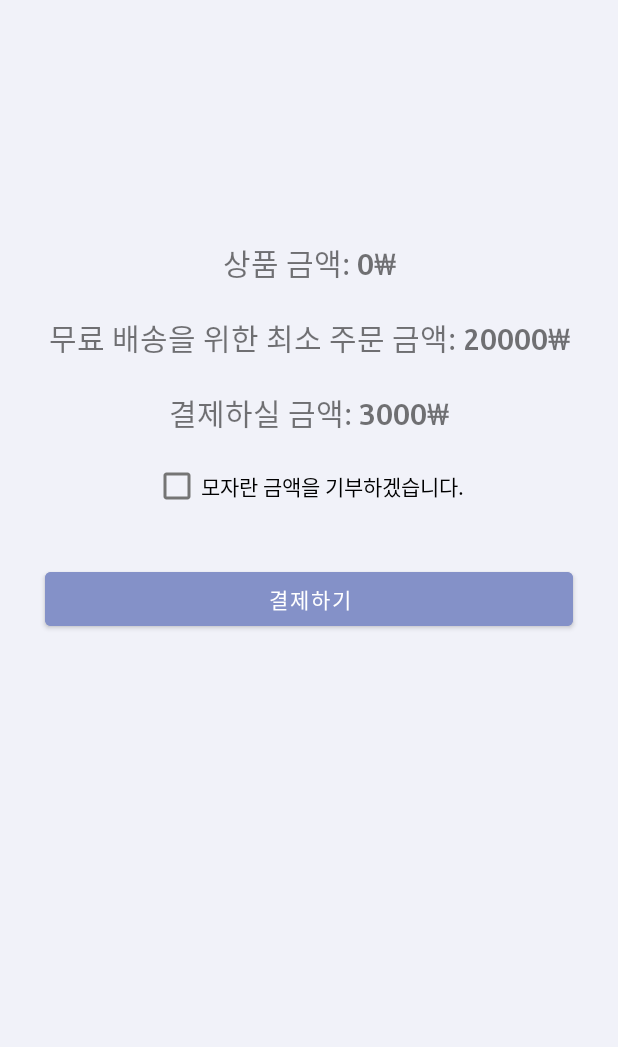
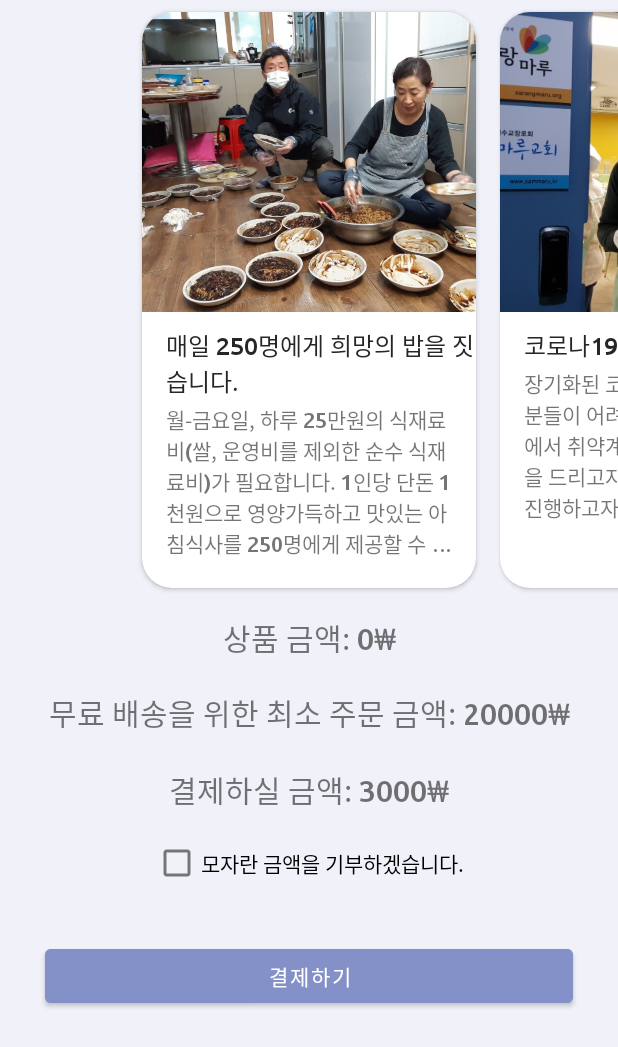
Before and after one commit to GDSC-Duksung/2021-Aggim-Market-Front, an Android app: the CartItemsListActivity screen opened directly, with no data from a screen before it, after a tap on "구매하기", on a phone screen of 412 x 824 dp. Shown: the top 1047 px of the screen. Run offline under Robolectric (Android 15) with nearby library versions, the phone set to English and light mode, and no system bars; our stand-ins replace paging; libraries missing offline, so code that uses them is left out: androidx.paging; network calls fail; 1 statement that could not run was skipped.

Commit message:
git update buy product

```diff
--- a/app/build.gradle
+++ b/app/build.gradle
@@ -82,6 +82,9 @@ dependencies {
     implementation 'com.github.bumptech.glide:glide:4.9.0'
     implementation 'androidx.activity:activity-ktx:1.1.0@aar'
     implementation 'androidx.recyclerview:recyclerview:1.2.0-alpha06@aar'
+    implementation 'com.squareup.picasso:picasso:2.71828'
+    implementation 'com.flaviofaria:kenburnsview:1.0.7'
+    implementation 'com.github.ibrahimsn98:SmoothBottomBar:1.7.3'
     //kapt "android.arch.lifecycle:compiler:1.0.0"
     //kapt 'com.github.bumptech.glide:compiler:4.9.0'
 
--- a/app/src/main/AndroidManifest.xml
+++ b/app/src/main/AndroidManifest.xml
@@ -29,6 +29,7 @@
                 <category android:name="android.intent.category.LAUNCHER" />
             </intent-filter>
         </activity>
+        <activity android:name=".mypage.buy.MainActivity" />
         <activity
             android:name=".signup.SignupActivity"
             android:theme="@style/Theme.AppCompat.Light" />
--- a/app/src/main/java/com/example/aggim/intro/IntroActivity.kt
+++ b/app/src/main/java/com/example/aggim/intro/IntroActivity.kt
@@ -16,6 +16,8 @@ import com.example.aggim.product.ProductMainActivity
 import com.example.aggim.product.detail.ProductDetailActivity
 import com.example.aggim.product.registration.ProductRegistrationActivity
 import com.example.aggim.main.MainPageActivity
+import com.example.aggim.mypage.buy.BuyProductActivity
+import com.example.aggim.mypage.buy.MainActivity
 import com.example.aggim.mypage.order.OrderListActivity
 import com.example.aggim.signin.SigninActivity
 import com.example.aggim.signup.SignupActivity
@@ -34,7 +36,7 @@ class IntroActivity : AppCompatActivity() {
 
         GlobalScope.launch {
             delay(1500)
-            startActivity<ProductMainActivity>() // 화면을 테스트 하려면 여기에 액티비티 이름 입력
+            startActivity<BuyProductActivity>() // 화면을 테스트 하려면 여기에 액티비티 이름 입력
             finish()
         }
     }
--- /dev/null
+++ b/app/src/main/java/com/example/aggim/mypage/buy/Adapter.java
@@ -0,0 +1,74 @@
+package com.example.aggim.mypage.buy;
+
+import android.content.Context;
+import android.content.Intent;
+import android.view.LayoutInflater;
+import android.view.View;
+import android.view.ViewGroup;
+import android.widget.ImageView;
+import android.widget.TextView;
+
+import androidx.annotation.NonNull;
+import androidx.viewpager.widget.PagerAdapter;
+
+import com.example.aggim.R;
+
+import java.util.List;
+
+public class Adapter extends PagerAdapter {
+
+    private List<Model> models;
+    private LayoutInflater layoutInflater;
+    private Context context;
+
+    public Adapter(List<Model> models, Context context) {
+        this.models = models;
+        this.context = context;
+    }
+
+    @Override
+    public int getCount() {
+        return models.size();
+    }
+
+    @Override
+    public boolean isViewFromObject(@NonNull View view, @NonNull Object object) {
+        return view.equals(object);
+    }
+
+    @NonNull
+    @Override
+    public Object instantiateItem(@NonNull ViewGroup container, final int position) {
+        layoutInflater = LayoutInflater.from(context);
+        View view = layoutInflater.inflate(R.layout.swipeview_item, container, false);
+
+        ImageView imageView;
+        TextView title, desc;
+
+        imageView = view.findViewById(R.id.image);
+        title = view.findViewById(R.id.title);
+        desc = view.findViewById(R.id.desc);
+
+        imageView.setImageResource(models.get(position).getImage());
+        title.setText(models.get(position).getTitle());
+        desc.setText(models.get(position).getDesc());
+
+        view.setOnClickListener(new View.OnClickListener() {
+            @Override
+            public void onClick(View v) {
+                Intent intent = new Intent(context, DetailActivity.class);
+                intent.putExtra("param", models.get(position).getTitle());
+                context.startActivity(intent);
+                // finish();
+            }
+        });
+
+        container.addView(view, 0);
+        return view;
+    }
+
+    @Override
+    public void destroyItem(@NonNull ViewGroup container, int position, @NonNull Object object) {
+        container.removeView((View)object);
+    }
+}
--- a/app/src/main/java/com/example/aggim/mypage/buy/BuyProductActivity.kt
+++ b/app/src/main/java/com/example/aggim/mypage/buy/BuyProductActivity.kt
@@ -1,5 +1,6 @@
 package com.example.aggim.mypage.buy
 
+import android.animation.ArgbEvaluator
 import android.content.Intent
 import android.graphics.Color
 import android.graphics.drawable.ColorDrawable
@@ -11,20 +12,12 @@ import android.view.View
 import android.widget.*
 import androidx.activity.viewModels
 import androidx.core.widget.addTextChangedListener
-import androidx.lifecycle.MutableLiveData
-import androidx.lifecycle.observe
+import androidx.viewpager.widget.ViewPager
 import com.example.aggim.R
-import com.example.aggim.api.AggimApi
-import com.example.aggim.api.request.OrderRegistrationRequest
-import com.example.aggim.api.response.ApiResponse
-import com.example.aggim.api.response.DonateListItemResponse
-import com.example.aggim.common.Prefs
-import com.example.aggim.donation.DonatesAdapter
 import com.example.aggim.donation.DonatesListViewModel
 import com.example.aggim.donation.DonatesListViewModelFactory
 import com.example.aggim.product.ProductMainActivity
 import kotlinx.android.synthetic.main.activity_buy_product.*
-import retrofit2.Response
 
 class BuyProductActivity : AppCompatActivity() {
     private val donatesListViewModel by viewModels<DonatesListViewModel> {
@@ -32,7 +25,7 @@ class BuyProductActivity : AppCompatActivity() {
     }
     override fun onCreate(savedInstanceState: Bundle?) {
         super.onCreate(savedInstanceState)
-        setContentView(R.layout.activity_buy_product)
+        setContentView(R.layout.swipeview_activity_main)
 
         supportActionBar?.setDisplayHomeAsUpEnabled(true)
         supportActionBar?.title="장바구니"
@@ -46,10 +39,45 @@ class BuyProductActivity : AppCompatActivity() {
         val textRealBuy : TextView = findViewById(R.id.tv_real_buy)
         val cb_donate: CheckBox = findViewById(R.id.cb_will_donate)
         val button_buy: Button = findViewById(R.id.btn_real_buy)
+        val models: MutableList<Model> = mutableListOf<Model>(
+                Model(R.drawable.donation1, "매일 250명에게 희망의 밥을 짓습니다.", "월-금요일, 하루 25만원의 식재료비(쌀, 운영비를 제외한 순수 식재료비)가 필요합니다. 1인당 단돈 1천원으로 영양가득하고 맛있는 아침식사를 250명에게 제공할 수 있습니다. 희망의 밥을 짓는 일에 함께해주세요."),
+                Model(R.drawable.donation2, "코로나19 극복 식자재 나누기", "장기화된 코로나19로 인하여 많은 분들이 어려움을 겪고 있는 상황에서 취약계층에 조금이라도 도움을 드리고자 식자재 나누기 사업을 진행하고자 합니. 본 사업을 통하여 취약계층에게 신선한 식재료를 지원하여 식생활 개선에 이바지하며, 경제 상황의 악화로 어려운 상황에 놓인 소상공인에게도 도움을 주고 싶습니다."),
+                Model(R.drawable.donation3, "장애아동을 위한 배달음식 지원 사업", "매일 3-40인분의 음식을 하는 일은 누구라도 고된 업무가 될 수 있습니다. 스파인2000에서 맛있는 배달음식을 제공함으로서 시설종사자 분들의 업무를 조금이나마 덜어드려 업무효율성을 높이고, 또한 만족스러운 한 끼 식사를 모두가 함께 할 수 있다면 삶의 만족도도 향상되어 모두가 든든한 세상이 될 것이라 생각됩니다.")
+        )
+        var adapter: Adapter = Adapter(models, this)
         var realsum: Int = intent.getIntExtra("sum", 0)
         var donateAmount: Int
         var spinner_data = mutableListOf<String>()
         var result: String
+        var viewPager: ViewPager = findViewById(R.id.viewPager)
+        var colors: Array<Int> = arrayOf(
+                resources.getColor(R.color.colorPrimary),
+                resources.getColor(R.color.colorPrimary),
+                resources.getColor(R.color.colorPrimary)
+        )
+        var argbEvaluator = ArgbEvaluator()
+
+        viewPager.setAdapter(adapter)
+        viewPager.setPadding(130, 0, 130, 0)
+        viewPager.setOnPageChangeListener(object : ViewPager.OnPageChangeListener {
+            override fun onPageScrolled(position: Int, positionOffset: Float, positionOffsetPixels: Int) {
+                if (position < adapter.count - 1 && position < colors.size - 1) {
+                    viewPager.setBackgroundColor(
+                            (argbEvaluator.evaluate(
+                                    positionOffset,
+                                    colors[position],
+                                    colors[position + 1]
+                            ) as Int)
+                    )
+                } else {
+                    viewPager.setBackgroundColor(colors[colors.size - 1])
+                }
+            }
+
+            override fun onPageSelected(position: Int) {}
+            override fun onPageScrollStateChanged(state: Int) {}
+        })
+
 
         var dl = donatesListViewModel.donationsLiveData.value
         val it = dl?.iterator()
--- /dev/null
+++ b/app/src/main/java/com/example/aggim/mypage/buy/Model.java
@@ -0,0 +1,38 @@
+package com.example.aggim.mypage.buy;
+
+public class Model {
+
+    private int image;
+    private String title;
+    private String desc;
+
+    public Model(int image, String title, String desc) {
+        this.image = image;
+        this.title = title;
+        this.desc = desc;
+    }
+
+    public int getImage() {
+        return image;
+    }
+
+    public void setImage(int image) {
+        this.image = image;
+    }
+
+    public String getTitle() {
+        return title;
+    }
+
+    public void setTitle(String title) {
+        this.title = title;
+    }
+
+    public String getDesc() {
+        return desc;
+    }
+
+    public void setDesc(String desc) {
+        this.desc = desc;
+    }
+}
--- /dev/null
+++ b/app/src/main/res/drawable/round.xml
@@ -0,0 +1,11 @@
+<?xml version="1.0" encoding="utf-8"?>
+<shape xmlns:android="http://schemas.android.com/apk/res/android"
+    android:shape="rectangle"
+    android:padding="5dp">
+    <solid android:color="#b514be36"/> <!-- this one is ths color of the Rounded Button -->
+    <corners
+        android:bottomRightRadius="50dp"
+        android:bottomLeftRadius="50dp"
+        android:topLeftRadius="50dp"
+        android:topRightRadius="50dp"/>
+</shape>
--- a/app/src/main/res/layout/activity_buy_product.xml
+++ b/app/src/main/res/layout/activity_buy_product.xml
@@ -2,12 +2,12 @@
 <LinearLayout xmlns:android="http://schemas.android.com/apk/res/android"
     xmlns:app="http://schemas.android.com/apk/res-auto"
     xmlns:tools="http://schemas.android.com/tools"
+    android:id="@+id/bpview"
     android:layout_width="match_parent"
     android:layout_height="wrap_content"
     android:gravity="center_horizontal"
     android:orientation="vertical"
-    tools:context=".mypage.buy.BuyProductActivity"
-    android:id="@+id/bpview">
+    tools:context=".mypage.buy.BuyProductActivity">
 
     <TextView
         android:id="@+id/tv_will_buy"
@@ -15,7 +15,6 @@
         android:layout_height="wrap_content"
         android:layout_margin="10dp"
         android:gravity="center"
-        android:paddingTop="150dp"
         android:text="상품 금액"
         android:textSize="20sp" />
 
@@ -27,6 +26,14 @@
         android:gravity="center"
         android:text="최소주문금액"
         android:textSize="20sp" />
+
+    <ImageView
+        android:src="@drawable/drawable_dash_line"
+        android:layerType="software"
+        android:layout_width="match_parent"
+        android:paddingLeft="45dp"
+        android:paddingRight="45dp"
+        android:layout_height="1.5dp" />
 
     <TextView
         android:id="@+id/tv_real_buy"
@@ -57,19 +64,19 @@
         android:layout_marginTop="10dp"
         android:layout_marginRight="30dp"
         android:backgroundTint="@color/colorPrimaryDark"
-        android:textColor="@color/colorButtonText"
-        android:text="결제하기" />
+        android:text="결제하기"
+        android:textColor="@color/colorButtonText" />
+
     <Spinner
+        android:id="@+id/donation_spinner"
         android:layout_width="255dp"
         android:layout_height="40dp"
-        android:layout_margin="10dp"
-        android:id="@+id/donation_spinner"
-        />
+        android:layout_margin="10dp" />
+
     <EditText
+        android:id="@+id/donation_price"
         android:layout_width="255dp"
         android:layout_height="40dp"
-        android:hint="기부하실 금액을 입력하세요"
-        android:id="@+id/donation_price"
-        />
+        android:hint="기부하실 금액을 입력하세요" />
 
 </LinearLayout>
--- a/app/src/main/res/layout/donate_item.xml
+++ b/app/src/main/res/layout/donate_item.xml
@@ -15,6 +15,7 @@
         app:cardUseCompatPadding="true"
         app:cardElevation="5dp"
         app:cardCornerRadius="3dp">
+
         <LinearLayout
             android:layout_width="match_parent"
             android:layout_height="wrap_content"
--- /dev/null
+++ b/app/src/main/res/layout/swipeview_activity_main.xml
@@ -0,0 +1,41 @@
+<?xml version="1.0" encoding="utf-8"?>
+<ScrollView xmlns:android="http://schemas.android.com/apk/res/android"
+    android:layout_width="match_parent"
+    android:layout_height="match_parent" >
+
+<RelativeLayout
+    xmlns:app="http://schemas.android.com/apk/res-auto"
+    xmlns:tools="http://schemas.android.com/tools"
+    android:layout_width="match_parent"
+    android:layout_height="match_parent"
+    tools:context=".mypage.buy.MainActivity">
+
+    <androidx.viewpager.widget.ViewPager
+        android:id="@+id/viewPager"
+        android:layout_width="match_parent"
+        android:layout_height="400dp"
+        android:clipToPadding="false"
+        android:foregroundGravity="center"
+        android:overScrollMode="never"></androidx.viewpager.widget.ViewPager>
+
+        <include
+            layout="@layout/activity_buy_product"
+            android:layout_width="match_parent"
+            android:layout_height="wrap_content"
+            android:layout_below="@id/viewPager"/>
+
+    <!--    <Button-->
+<!--        android:id="@+id/btnOrder"-->
+<!--        android:text="Order Now!"-->
+<!--        android:textColor="#fff"-->
+<!--        android:background="@drawable/round"-->
+<!--        android:paddingLeft="30dp"-->
+<!--        android:paddingRight="30dp"-->
+<!--        android:layout_alignParentBottom="true"-->
+<!--        android:layout_marginBottom="60dp"-->
+<!--        android:layout_centerHorizontal="true"-->
+<!--        android:layout_width="wrap_content"-->
+<!--        android:layout_height="wrap_content" />-->
+
+</RelativeLayout>
+</ScrollView>
--- /dev/null
+++ b/app/src/main/res/layout/swipeview_item.xml
@@ -0,0 +1,53 @@
+<?xml version="1.0" encoding="utf-8"?>
+<LinearLayout xmlns:android="http://schemas.android.com/apk/res/android"
+    xmlns:app="http://schemas.android.com/apk/res-auto"
+    android:orientation="vertical"
+    android:layout_width="match_parent"
+    android:layout_height="match_parent">
+
+    <androidx.cardview.widget.CardView
+        android:layout_width="match_parent"
+        android:layout_height="wrap_content"
+        app:cardCornerRadius="20dp"
+        android:layout_margin="8dp">
+
+        <RelativeLayout
+            android:layout_width="match_parent"
+            android:layout_height="400dp">
+
+            <ImageView
+                android:id="@+id/image"
+                android:src="@drawable/donation1"
+                android:scaleType="centerCrop"
+                android:layout_width="match_parent"
+                android:layout_height="200dp" />
+
+            <TextView
+                android:id="@+id/title"
+                android:textColor="#262626"
+                android:layout_below="@id/image"
+                android:layout_marginTop="10dp"
+                android:layout_marginLeft="16dp"
+                android:text="Brochure"
+                android:textSize="16sp"
+                android:layout_width="wrap_content"
+                android:layout_height="wrap_content" />
+
+            <TextView
+                android:id="@+id/desc"
+                android:layout_below="@id/title"
+                android:layout_marginTop="3dp"
+                android:layout_marginLeft="16dp"
+                android:layout_marginRight="16dp"
+                android:maxLines="5"
+                android:drawablePadding="10dp"
+                android:ellipsize="end"
+                android:text="Description"
+                android:layout_width="wrap_content"
+                android:layout_height="wrap_content" />
+
+        </RelativeLayout>
+    </androidx.cardview.widget.CardView>
+
+
+</LinearLayout>
--- a/app/src/main/res/values/colors.xml
+++ b/app/src/main/res/values/colors.xml
@@ -7,4 +7,8 @@
     <color name="colorButtonText">#FFFFFF</color>
     <color name="pressed">#FF656E95</color>
     <color name="BLACK">#000000</color>
+    <color name="color1">#424549</color>
+    <color name="color2">#7e455e</color>
+    <color name="color3">#796e25</color>
+    <color name="color4">#59717c</color>
 </resources>
```
Also changed, not shown: app/src/main/java/com/example/aggim/mypage/buy/DetailActivity.java (added, +20 -0 lines), app/src/main/java/com/example/aggim/mypage/buy/MainActivity.kt (added, +54 -0 lines), app/src/main/res/layout/swipeview_activity_detail.xml (added, +18 -0 lines), app/src/main/res/drawable/donation1.jpg (added), app/src/main/res/drawable/donation2.jpg (added), app/src/main/res/drawable/donation3.jpg (added), 43 other files.
